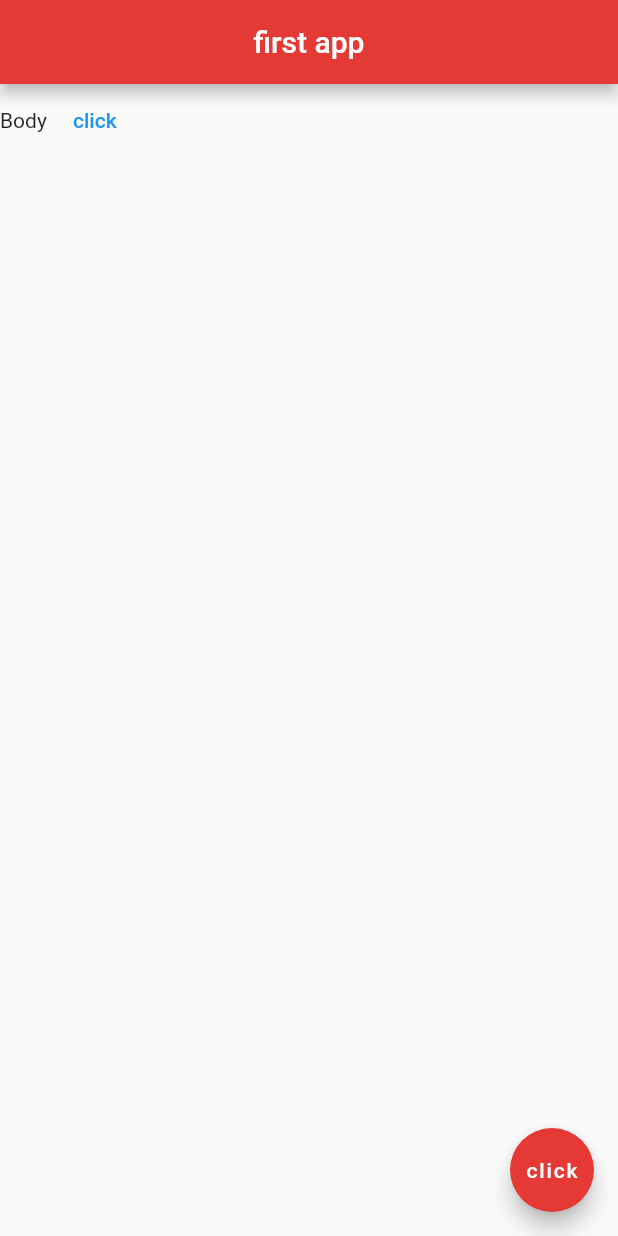
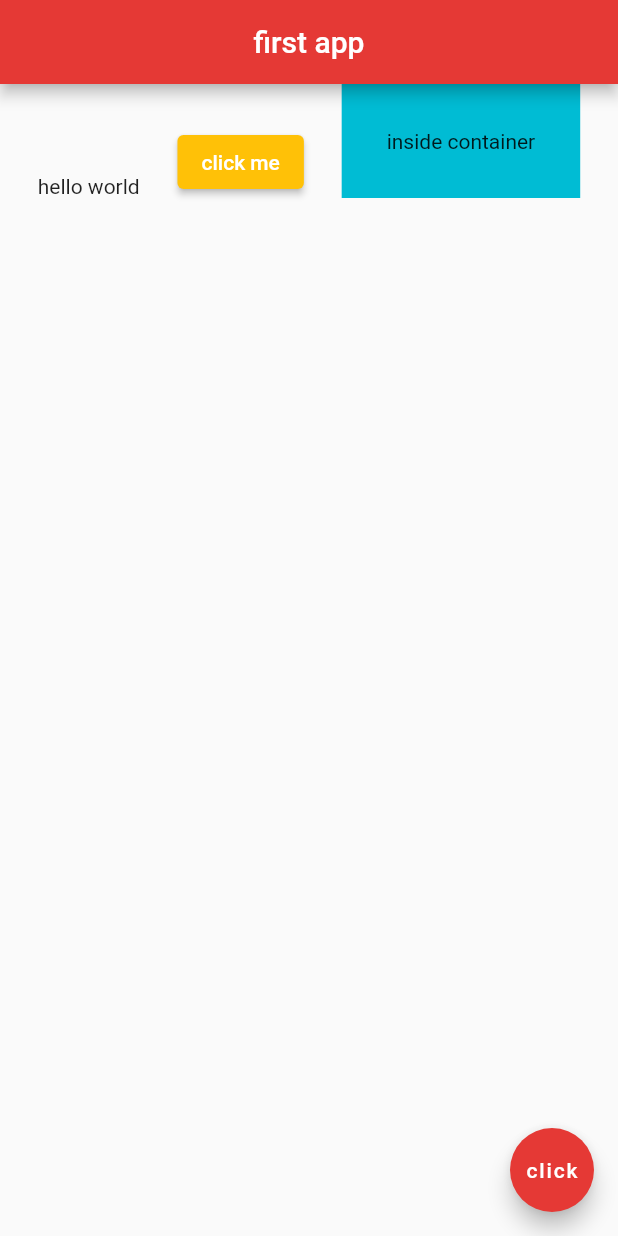
Before and after one commit to Tenjin0/flutter-first-app, a Flutter app: the screen it shows after launch, on a phone screen of 412 x 824 dp. Run offline on Flutter 3.47's test engine with Material 2 defaults, Android fonts, the phone set to English and light mode, and no system bars.

Commit message:
feature/row

```diff
--- a/lib/main.dart
+++ b/lib/main.dart
@@ -15,9 +15,21 @@ class Home extends StatelessWidget {
         backgroundColor: Colors.red[600],
       ),
       body: Row(
+        mainAxisAlignment: MainAxisAlignment.spaceEvenly,
+        crossAxisAlignment: CrossAxisAlignment.end,
         children: [
-          Text('Body'),
-          TextButton(onPressed: () {}, child: Text('click'))
+          Text('hello world'),
+          ElevatedButton(
+            onPressed: () {},
+            style: ElevatedButton.styleFrom(
+              primary: Colors.amber,
+            ),
+            child: Text('click me'),
+          ),
+          Container(
+              color: Colors.cyan,
+              padding: EdgeInsets.all(30.0),
+              child: Text('inside container'))
         ],
       ),
       floatingActionButton: FloatingActionButton(
```
